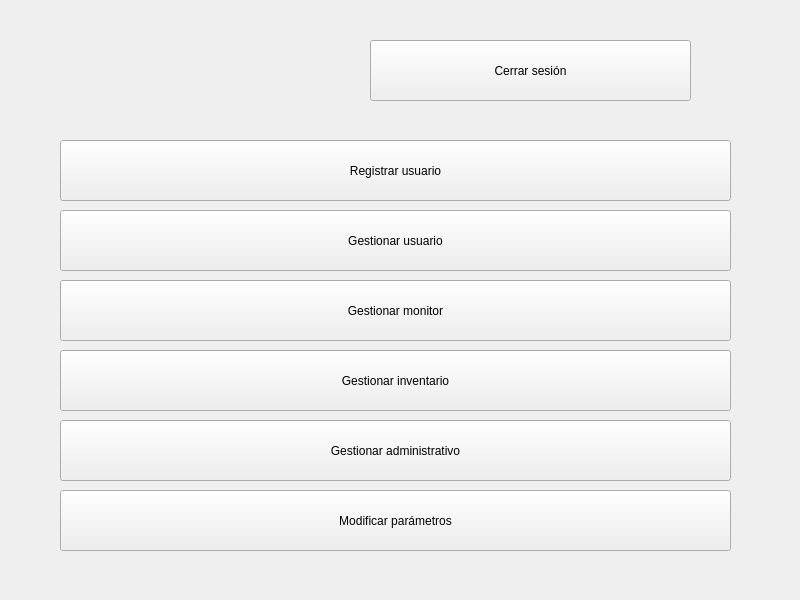
OscaarMG/campasgym, file src/vista/ui/PanelPrincipalAdministrador.ui: the form before one commit.
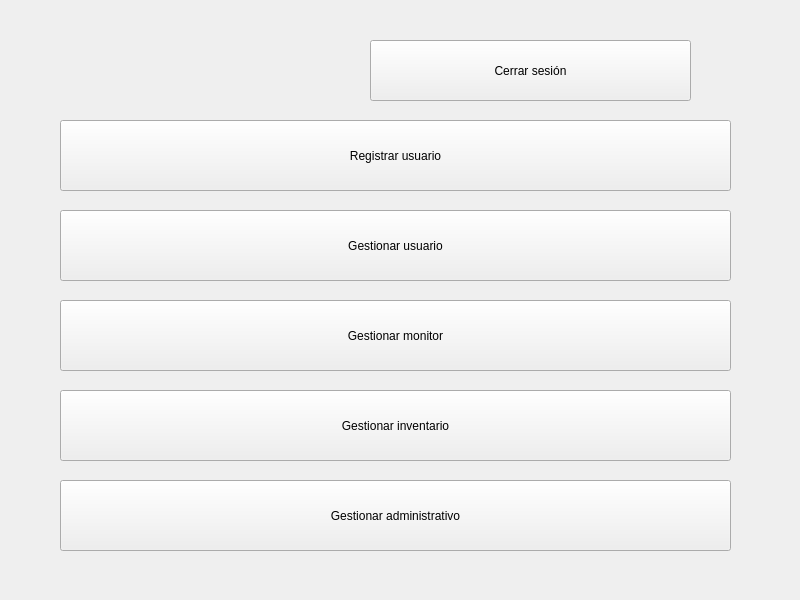
The form after the commit.

Diff of the .ui file:
```diff
--- a/src/vista/ui/PanelPrincipalAdministrador.ui
+++ b/src/vista/ui/PanelPrincipalAdministrador.ui
@@ -31,9 +31,9 @@
     <property name="geometry">
      <rect>
       <x>60</x>
-      <y>140</y>
+      <y>120</y>
       <width>671</width>
-      <height>61</height>
+      <height>71</height>
      </rect>
     </property>
     <property name="text">
@@ -46,7 +46,7 @@
       <x>60</x>
       <y>210</y>
       <width>671</width>
-      <height>61</height>
+      <height>71</height>
      </rect>
     </property>
     <property name="text">
@@ -57,9 +57,9 @@
     <property name="geometry">
      <rect>
       <x>60</x>
-      <y>280</y>
+      <y>300</y>
       <width>671</width>
-      <height>61</height>
+      <height>71</height>
      </rect>
     </property>
     <property name="text">
@@ -70,9 +70,9 @@
     <property name="geometry">
      <rect>
       <x>60</x>
-      <y>350</y>
+      <y>390</y>
       <width>671</width>
-      <height>61</height>
+      <height>71</height>
      </rect>
     </property>
     <property name="text">
@@ -83,28 +83,15 @@
     <property name="geometry">
      <rect>
       <x>60</x>
-      <y>420</y>
+      <y>480</y>
       <width>671</width>
-      <height>61</height>
+      <height>71</height>
      </rect>
     </property>
     <property name="text">
      <string>Gestionar administrativo</string>
     </property>
    </widget>
-   <widget class="QPushButton" name="pushButtonModificar">
-    <property name="geometry">
-     <rect>
-      <x>60</x>
-      <y>490</y>
-      <width>671</width>
-      <height>61</height>
-     </rect>
-    </property>
-    <property name="text">
-     <string>Modificar parámetros</string>
-    </property>
-   </widget>
   </widget>
  </widget>
  <resources/>
```
